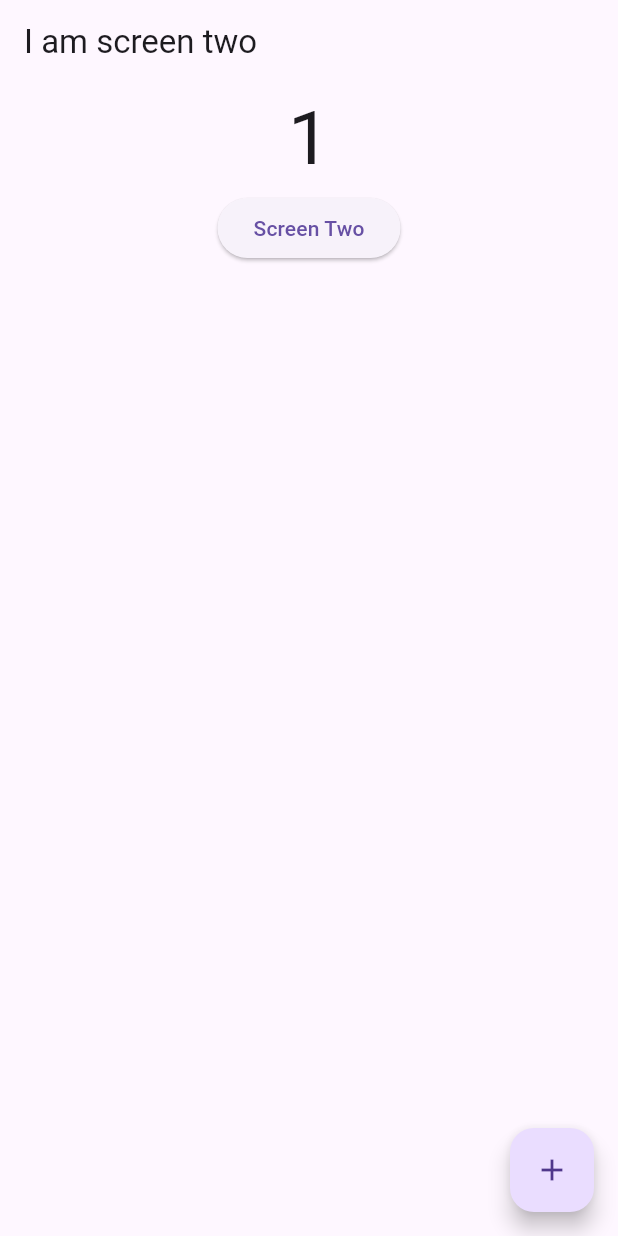
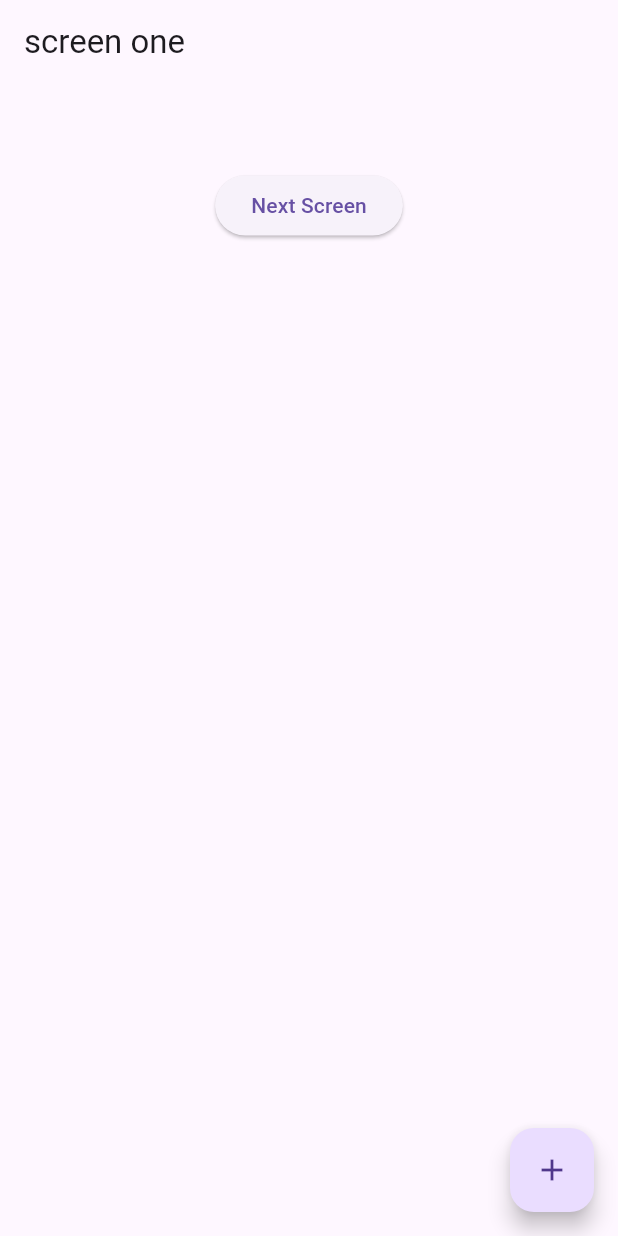
Before and after one commit to RanaSharjeelShji/Provider-Tutorial-Code-Red-Clan, a Flutter app: the screen it shows after launch, after a tap on the "add" icon, on a phone screen of 412 x 824 dp. Run offline on Flutter 3.47's test engine with Material 3 defaults, Android fonts, the phone set to English and light mode, and no system bars; missing offline and left inert: providertutorial.

Commit message:
Update screenone.dart

```diff
--- a/lib/screenone.dart
+++ b/lib/screenone.dart
@@ -1,7 +1,7 @@
 import 'package:flutter/material.dart';
-import 'package:flutterprovidor/screentwo.dart';
-import 'package:flutterprovidor/userSetup.dart';
 import 'package:provider/provider.dart';
+import 'package:providertutorial/countProvider.dart';
+import 'package:providertutorial/screenTwo.dart';
 
 class ScreenOne extends StatefulWidget {
   const ScreenOne({super.key});
@@ -15,35 +15,36 @@
   Widget build(BuildContext context) {
     MyModel myModel = Provider.of<MyModel>(context);
     return Scaffold(
+      floatingActionButton: FloatingActionButton(
+        onPressed: () {
+          myModel.increaseValue();
+        },
+        child: const Icon(Icons.add),
+      ),
       appBar: AppBar(
-        title: const Text(
-          "I am screen two",
-        ),
+        title: const Text("screen one"),
       ),
       body: Center(
         child: Column(
           children: [
             Text(
               myModel.counter.toString(),
-            style: const TextStyle(fontSize: 50),
+              style: const TextStyle(fontSize: 40),
             ),
             ElevatedButton(
                 onPressed: () {
                   Navigator.push(
                       context,
                       MaterialPageRoute(
-                      builder: (context) => const ScreenTwo(),
+                        builder: (context) => ScreenTwo(),
                       ));
                 },
-              child: const Text("Screen Two"))
+                child: const Text("Next Screen"))
           ],
-      )),
-      floatingActionButton: FloatingActionButton(
-        onPressed: () {
-          myModel.increment();
-        },
-        child: const Icon(Icons.add),
+        ),
       ),
     );
   }
 }
+// Class ka name ko variale type rkho gaay. aur provider k through usko get kro gaay bilkul scaffold k oper
+// user ka jo variable ka name rkha tha osko use name.(any thing from your class function or variable)
```
Lines whose indentation alone changed are shown as unchanged.
